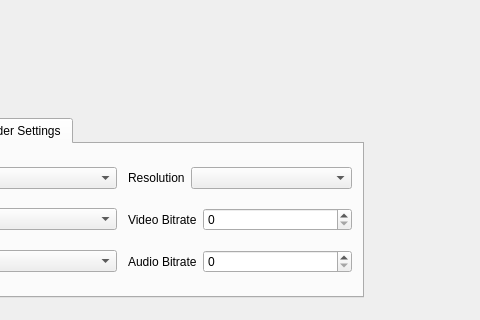
The window that mainwindow.ui (djfun/audio-visualizer-python) describes before a commit, drawn with Qt 5; both pictures show x 145 to 625 and y 261 to 581 of the 1024 by 581 pixel window.
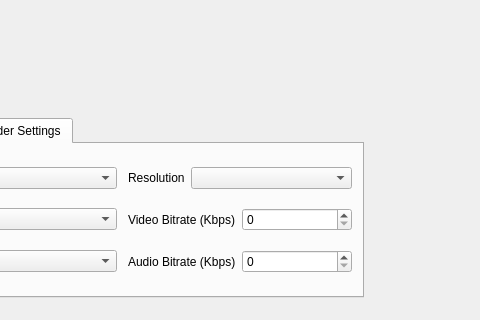
The same window after the commit. The open tabs and pages were chosen to show the change.

Commit message: Added Bitrate Selection

The edit to the form file:
```diff
--- a/mainwindow.ui
+++ b/mainwindow.ui
@@ -697,12 +697,16 @@
                </sizepolicy>
               </property>
               <property name="text">
-               <string>Video Bitrate</string>
+               <string>Video Bitrate (Kbps)</string>
               </property>
              </widget>
             </item>
             <item>
-             <widget class="QSpinBox" name="spinBox_vBitrate"/>
+             <widget class="QSpinBox" name="spinBox_vBitrate">
+              <property name="maximum">
+               <number>99999</number>
+              </property>
+             </widget>
             </item>
            </layout>
           </item>
@@ -762,12 +766,16 @@
                </sizepolicy>
               </property>
               <property name="text">
-               <string>Audio Bitrate</string>
+               <string>Audio Bitrate (Kbps)</string>
               </property>
              </widget>
             </item>
             <item>
-             <widget class="QSpinBox" name="spinBox_aBitrate"/>
+             <widget class="QSpinBox" name="spinBox_aBitrate">
+              <property name="maximum">
+               <number>9999</number>
+              </property>
+             </widget>
             </item>
            </layout>
           </item>
```
The commit also changes 4 other files.
